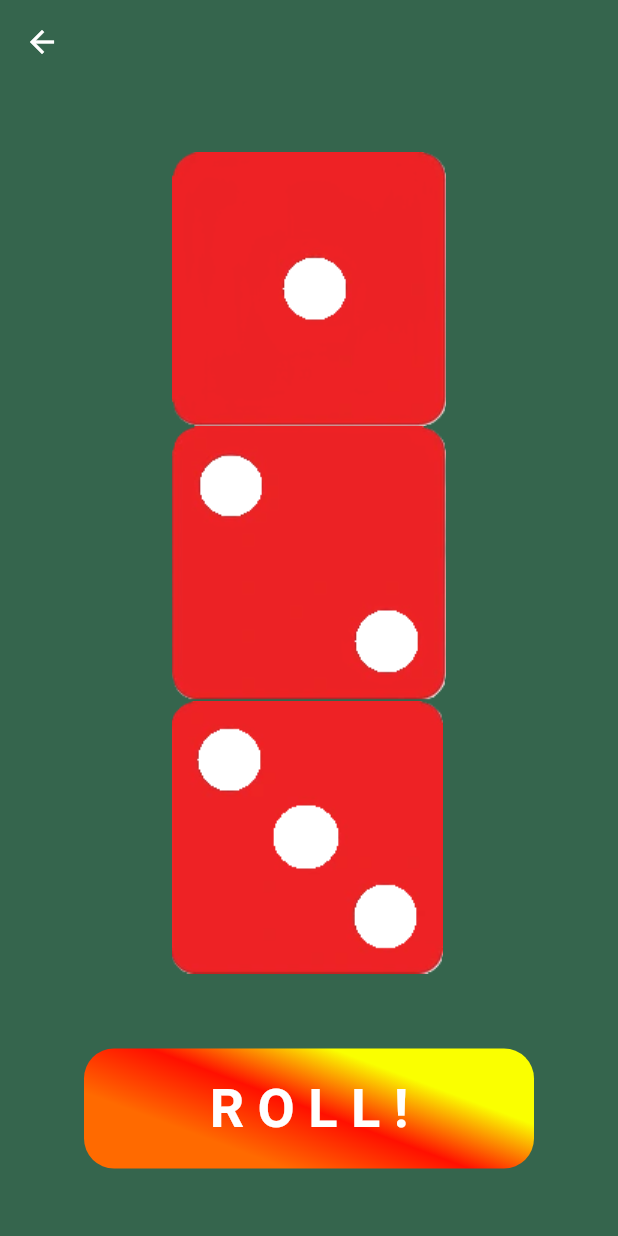
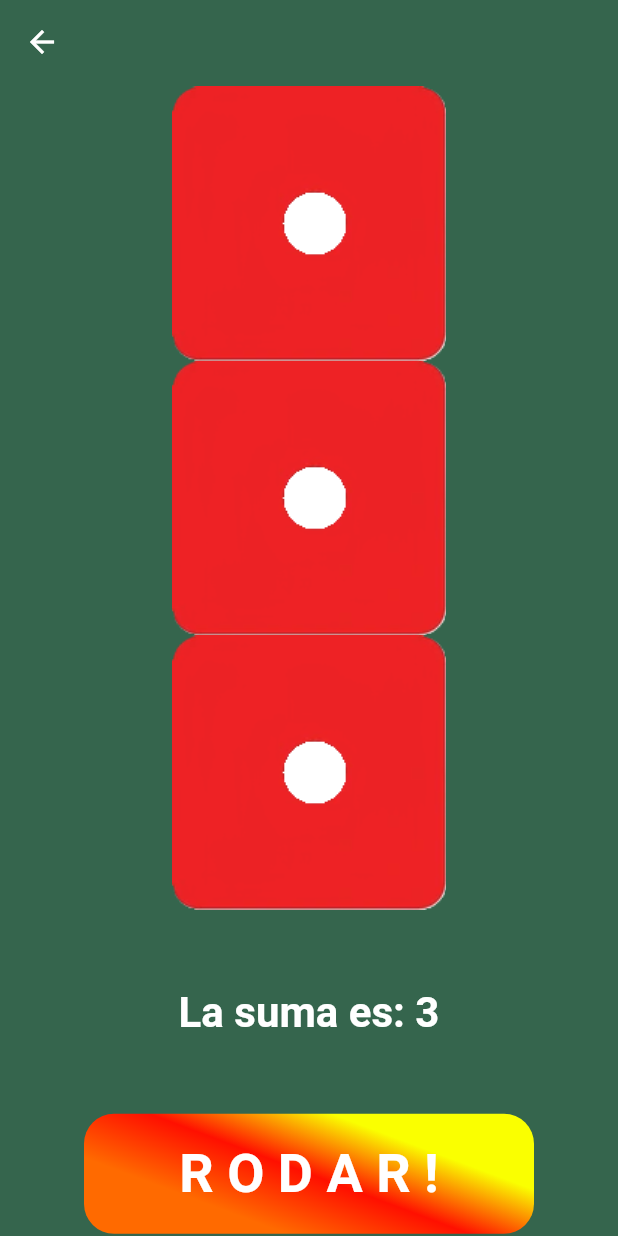
Before and after one commit to axl0d/roller_dice, a Flutter app: the screen it shows after launch, after a tap on "P L A Y", on a phone screen of 412 x 824 dp. Run offline on Flutter 3.47's test engine with Material 3 defaults, Android fonts, the phone set to English and light mode, and no system bars; our stand-ins replace google_fonts.

Commit message:
add random dices

```diff
--- a/lib/game_room_page.dart
+++ b/lib/game_room_page.dart
@@ -1,3 +1,5 @@
+import 'dart:math';
+
 import 'package:flutter/material.dart';
 import 'package:roller_dice/animated_button.dart';
 
@@ -10,23 +12,67 @@ class GameRoomPage extends StatelessWidget {
   Widget build(BuildContext context) {
     return Scaffold(
       appBar: AppBar(),
-      body: Center(
-        child: Column(
+      body: const Center(
+        child: _RollerDice(),
+      ),
+    );
+  }
+}
+
+class _RollerDice extends StatefulWidget {
+  const _RollerDice();
+
+  @override
+  State<_RollerDice> createState() => _RollerDiceState();
+}
+
+class _RollerDiceState extends State<_RollerDice> {
+  int dice1 = 1;
+  int dice2 = 2;
+  int dice3 = 3;
+
+  @override
+  void initState() {
+    super.initState();
+    WidgetsBinding.instance.addPostFrameCallback((_) {
+      _roller();
+    });
+  }
+
+  void _roller() {
+    setState(() {
+      dice1 = random(1, 6);
+      dice2 = random(1, 6);
+      dice3 = random(1, 6);
+    });
+  }
+
+  int random(int min, int max) => min + Random().nextInt(max - min);
+
+  @override
+  Widget build(BuildContext context) {
+    return Column(
       mainAxisAlignment: MainAxisAlignment.center,
       children: [
         Wrap(
           spacing: 50,
           children: [
-                Image.asset('assets/dice1.png'),
-                Image.asset('assets/dice2.png'),
-                Image.asset('assets/dice3.png'),
+            Image.asset('assets/dice$dice1.png'),
+            Image.asset('assets/dice$dice2.png'),
+            Image.asset('assets/dice$dice3.png'),
           ],
         ),
         const SizedBox(height: 50),
-            AnimatedButton(onTap: () {}, title: 'R O L L !'),
-          ],
+        Text(
+          'La suma es: ${dice1 + dice2 + dice3}',
+          style: Theme.of(context).textTheme.headlineMedium!.copyWith(
+                color: Colors.white,
+                fontWeight: FontWeight.bold,
               ),
         ),
+        const SizedBox(height: 50),
+        AnimatedButton(onTap: () => _roller(), title: 'R O D A R !'),
+      ],
     );
   }
 }
```
Lines whose indentation alone changed are shown as unchanged.
